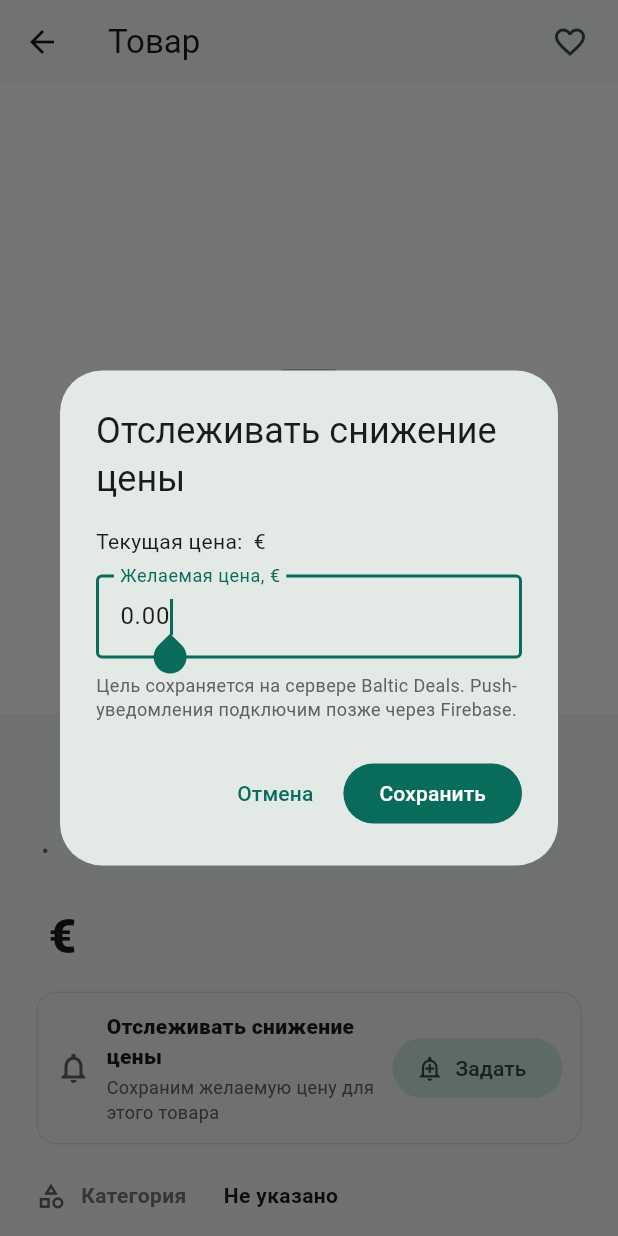
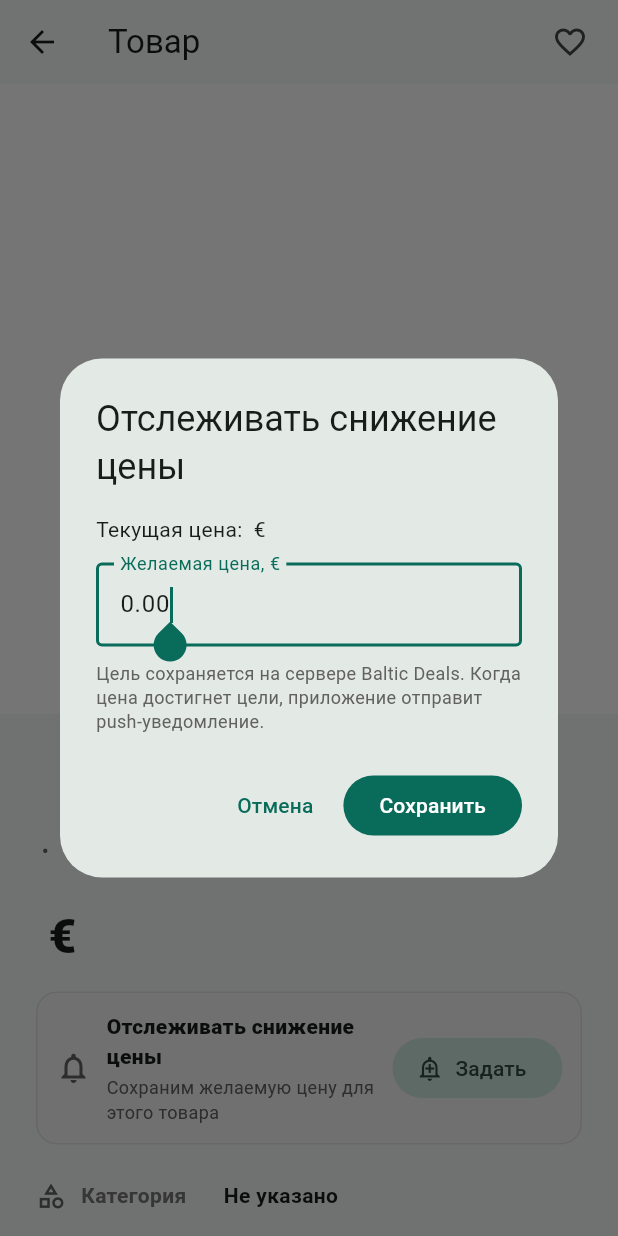
Before and after one commit to noduys/baltic-deals-app, a Flutter app: the ProductDetailsPage screen opened directly with empty values, after a tap on "Задать", on a phone screen of 412 x 824 dp. Run offline on Flutter 3.47's test engine with Material 3 defaults, Android fonts, the phone set to English and light mode, and no system bars; our stand-ins replace firebase_core, firebase_messaging, shared_preferences; accounts and stored records are empty; network calls fail.

```diff
--- a/lib/main.dart
+++ b/lib/main.dart
@@ -1,5 +1,6 @@
 import 'dart:async';
 import 'dart:convert';
+import 'dart:math';
 
 import 'package:flutter/material.dart';
 import 'package:firebase_core/firebase_core.dart';
@@ -14,8 +15,34 @@ import 'package:url_launcher/url_launcher.dart';
 const String _webVapidKey =
     'BAeMMjHE9TkBtALMEoekwr0FlmgyjY6eeo03QFnlGFoqs8XNVY9mRYx4lqrLiCoRaoNT411Q7djVorhbuGLB6MI';
 
+const String _deviceIdPreferenceKey = 'app_device_id';
+
+Future<String> _getOrCreateDeviceId() async {
+  final prefs = await SharedPreferences.getInstance();
+  final existing = prefs.getString(_deviceIdPreferenceKey)?.trim();
+
+  if (existing != null && existing.isNotEmpty) {
+    return existing;
+  }
+
+  final random = Random.secure();
+  final bytes = List<int>.generate(
+    16,
+    (_) => random.nextInt(256),
+  );
+
+  final deviceId = bytes
+      .map((value) => value.toRadixString(16).padLeft(2, '0'))
+      .join();
+
+  await prefs.setString(_deviceIdPreferenceKey, deviceId);
+  return deviceId;
+}
+
 Future<void> _registerPushToken(String token) async {
   try {
+    final deviceId = await _getOrCreateDeviceId();
+
     final response = await http.post(
       Uri.parse(
         'https://baltic-deals-api.noduys.workers.dev/push-token',
@@ -25,6 +52,7 @@ Future<void> _registerPushToken(String token) async {
       },
       body: jsonEncode({
         'token': token,
+        'deviceId': deviceId,
       }),
     );
 
@@ -2709,6 +2737,7 @@ class _ProductDetailsPageState
 
   Future<void> loadPriceAlert() async {
     final prefs = await SharedPreferences.getInstance();
+    final deviceId = await _getOrCreateDeviceId();
     final localValue = prefs.getDouble(_priceAlertKey);
 
     if (mounted) {
@@ -2724,6 +2753,7 @@ class _ProductDetailsPageState
       ).replace(
         queryParameters: {
           'productId': widget.product.id.toString(),
+          'deviceId': deviceId,
         },
       );
 
@@ -2800,6 +2830,7 @@ class _ProductDetailsPageState
 
   Future<void> savePriceAlert(double target) async {
     final prefs = await SharedPreferences.getInstance();
+    final deviceId = await _getOrCreateDeviceId();
     final roundedTarget = double.parse(target.toStringAsFixed(2));
 
     try {
@@ -2813,6 +2844,7 @@ class _ProductDetailsPageState
         body: jsonEncode({
           'productId': widget.product.id,
           'targetPrice': roundedTarget,
+          'deviceId': deviceId,
         }),
       );
 
@@ -2870,6 +2902,7 @@ class _ProductDetailsPageState
 
   Future<void> removePriceAlert() async {
     final prefs = await SharedPreferences.getInstance();
+    final deviceId = await _getOrCreateDeviceId();
 
     try {
       final uri = Uri.parse(
@@ -2877,6 +2910,7 @@ class _ProductDetailsPageState
       ).replace(
         queryParameters: {
           'productId': widget.product.id.toString(),
+          'deviceId': deviceId,
         },
       );
 
@@ -2979,7 +3013,7 @@ class _ProductDetailsPageState
                     ),
                     const SizedBox(height: 10),
                     Text(
-                      'Цель сохраняется на сервере Baltic Deals. Push-уведомления подключим позже через Firebase.',
+                      'Цель сохраняется на сервере Baltic Deals. Когда цена достигнет цели, приложение отправит push-уведомление.',
                       style: TextStyle(
                         color: Colors.grey.shade700,
                         fontSize: 12,
```
